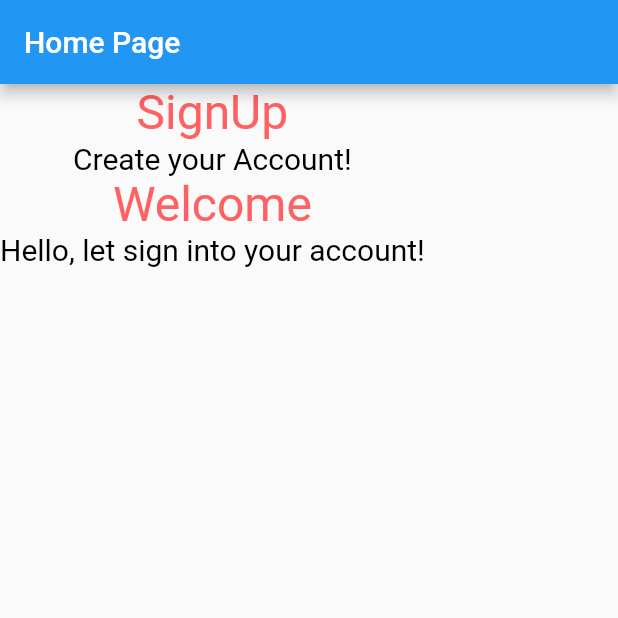
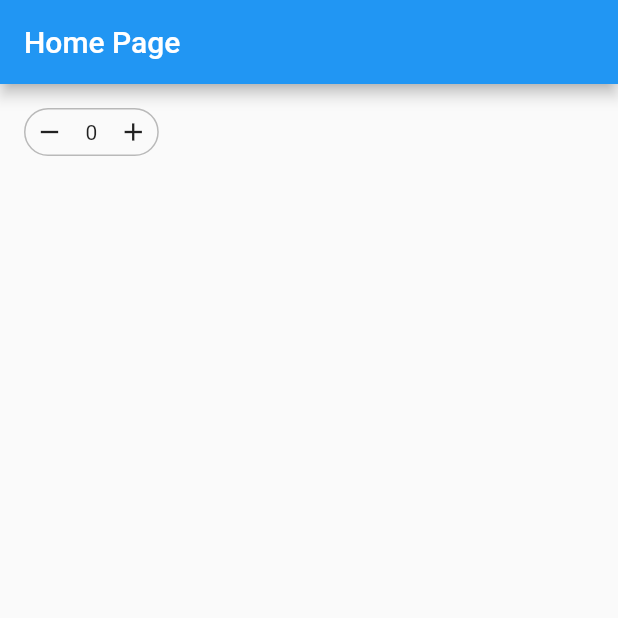
Before and after one commit to anhnt224/emg_shop, a Flutter app: the screen it shows after launch, on a phone screen of 412 x 824 dp, the top half of it. Run offline on Flutter 3.47's test engine with Material 2 defaults, Android fonts, the phone set to English and light mode, and no system bars.

Commit message:
stateful

```diff
--- a/lib/main.dart
+++ b/lib/main.dart
@@ -1,3 +1,4 @@
+import 'package:emg_shop/widget/stateful_demo.dart';
 import 'package:emg_shop/widget/stateless_demo.dart';
 import 'package:flutter/material.dart';
 
@@ -36,24 +37,11 @@ class HomePage extends StatelessWidget {
   @override
   Widget build(BuildContext context) {
     return Scaffold(
-      appBar: AppBar(
-        title: const Text('Home Page'),
-      ),
-      body: Column(
-        children: [
-          Container(
-            child: const AuthTitle(
-              title: 'SignUp',
-              subTitle: 'Create your Account!',
-            ),
-          ),
-          Container(
-            child: const AuthTitle(
-                title: 'Welcome',
-                subTitle: 'Hello, let sign into your account!'),
-          ),
-        ],
-      ),
-    );
+        appBar: AppBar(
+          title: const Text('Home Page'),
+        ),
+        body: Container(
+          child: const AddProduct(),
+        ));
   }
 }
--- /dev/null
+++ b/lib/widget/stateful_demo.dart
@@ -0,0 +1,67 @@
+import 'package:flutter/material.dart';
+
+class AddProduct extends StatefulWidget {
+  const AddProduct({super.key});
+
+  @override
+  State<AddProduct> createState() => _AddProductState();
+}
+
+class _AddProductState extends State<AddProduct> {
+  int _quantity = 0;
+
+  void _incrementQuantity() {
+    setState(() {
+      _quantity += 1;
+    });
+  }
+
+  void _decrementQuantity() {
+    setState(() {
+      _quantity -= 1;
+    });
+  }
+
+  @override
+  Widget build(BuildContext context) {
+    return Container(
+      margin: const EdgeInsets.all(16),
+      height: 32,
+      decoration: BoxDecoration(
+          border: Border.all(color: Colors.black26),
+          borderRadius: BorderRadius.circular(16)),
+      child: Row(
+        mainAxisSize: MainAxisSize.min,
+        children: [
+          SizedBox(
+            width: 32,
+            height: 32,
+            child: IconButton(
+              onPressed: _decrementQuantity,
+              icon: const Icon(Icons.remove),
+              padding: EdgeInsets.zero,
+              splashRadius: 16,
+              iconSize: 20,
+            ),
+          ),
+          Container(
+            height: 32,
+            padding: const EdgeInsets.only(left: 8, right: 8),
+            child: Center(child: Text(_quantity.toString())),
+          ),
+          SizedBox(
+            width: 32,
+            height: 32,
+            child: IconButton(
+              onPressed: _incrementQuantity,
+              icon: const Icon(Icons.add),
+              padding: EdgeInsets.zero,
+              splashRadius: 16,
+              iconSize: 20,
+            ),
+          ),
+        ],
+      ),
+    );
+  }
+}
```
